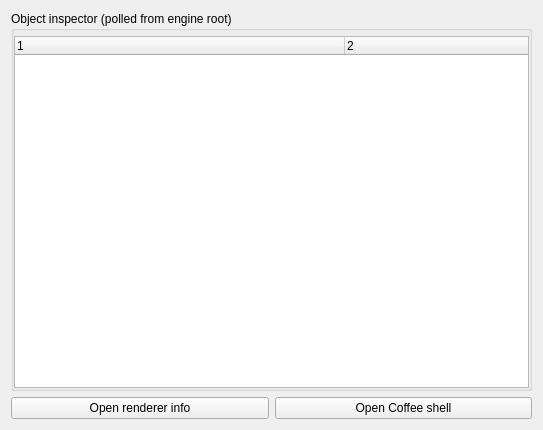
Old version of the form inspector/coffeeinspector.ui in the repository hbirchtree/coffeecutie.
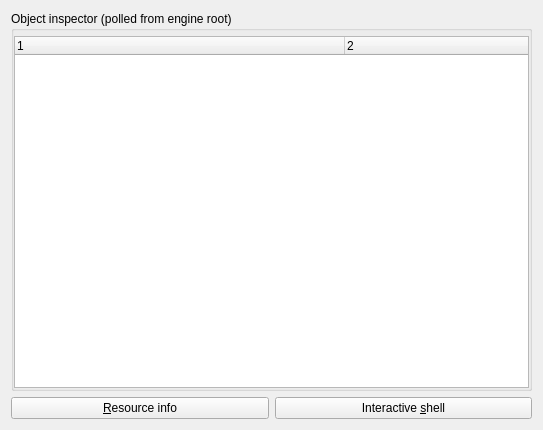
New version of the form.

Commit message: - Tons of changes for scripting  - CoffeeObject is a QObject again  - Now using QScriptEngineAgent, will use it for preprocessing and catching exceptions for a script debugger

```diff
--- a/inspector/coffeeinspector.ui
+++ b/inspector/coffeeinspector.ui
@@ -91,14 +91,14 @@
       <item>
        <widget class="QPushButton" name="rendererBtn">
         <property name="text">
-         <string>Open renderer info</string>
+         <string>&amp;Resource info</string>
         </property>
        </widget>
       </item>
       <item>
        <widget class="QPushButton" name="pushButton">
         <property name="text">
-         <string>Open Coffee shell</string>
+         <string>Interactive &amp;shell</string>
         </property>
        </widget>
       </item>
```
Left out of the diff: 5 changed lines with no effect on the pictures. The commit also changes 65 other files.
